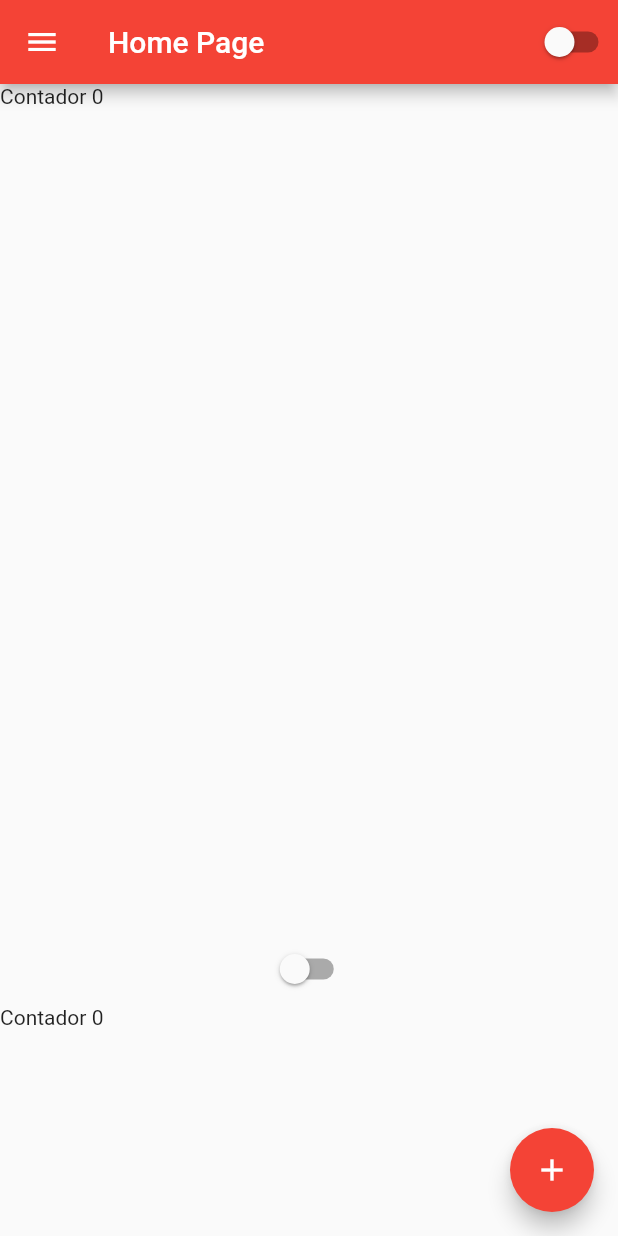
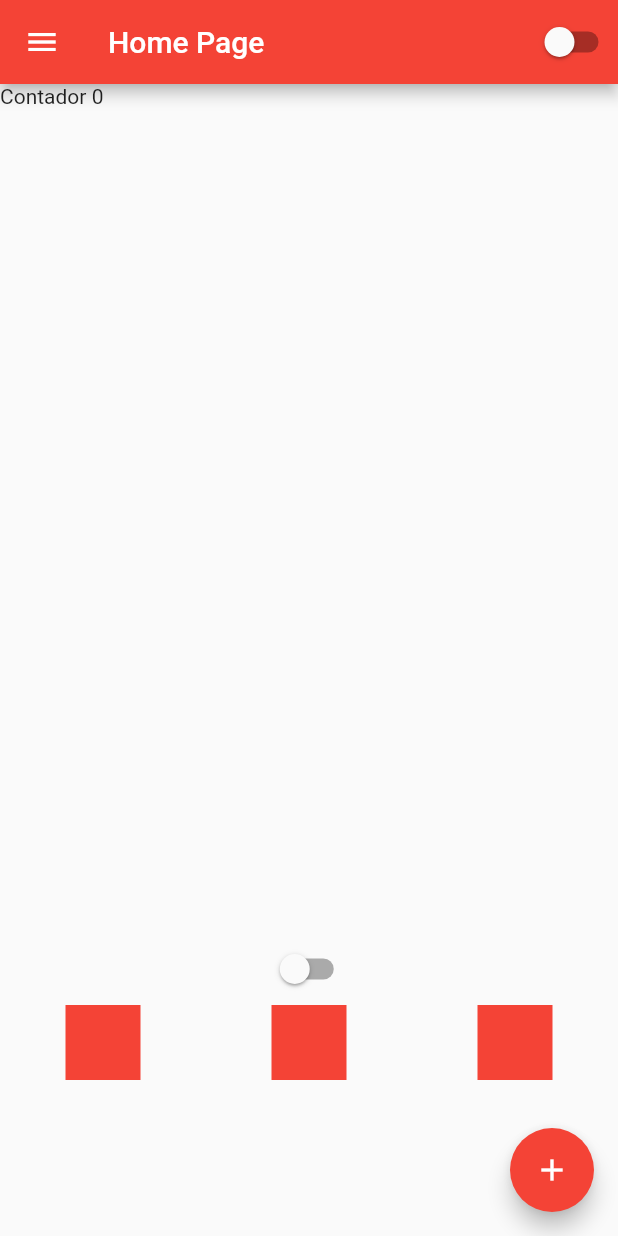
Before and after one commit to AlessonCC/Estudos, a Flutter app: the HomePage screen opened by its route, on a phone screen of 412 x 824 dp. Run offline on Flutter 3.47's test engine with Material 2 defaults, Android fonts, the phone set to English and light mode, and no system bars; missing offline and left inert: dart:ffi.

Commit message:
Removendo arquivos desnecessarios

```diff
--- a/Flutter/manual_de_sobrevivencia/lib/home_page.dart
+++ b/Flutter/manual_de_sobrevivencia/lib/home_page.dart
@@ -68,14 +68,8 @@ class HomePageState extends State<HomePage> {
         height: double.infinity,
         child: ListView(
           //mainAxisAlignment: MainAxisAlignment.center,
-          //crossAxisAlignment: CrossAxisAlignment.start,
+          //crossAxisAlignment: CrossAxisAlignment.start
           children: [
-            Text('Contador $count'),
-            Container(height: 550),
-            const CustomSwitch(),
-            Text('Contador $count'),
-            Container(height: 550),
-            const CustomSwitch(),
             Text('Contador $count'),
             Container(height: 550),
             const CustomSwitch(),
```
